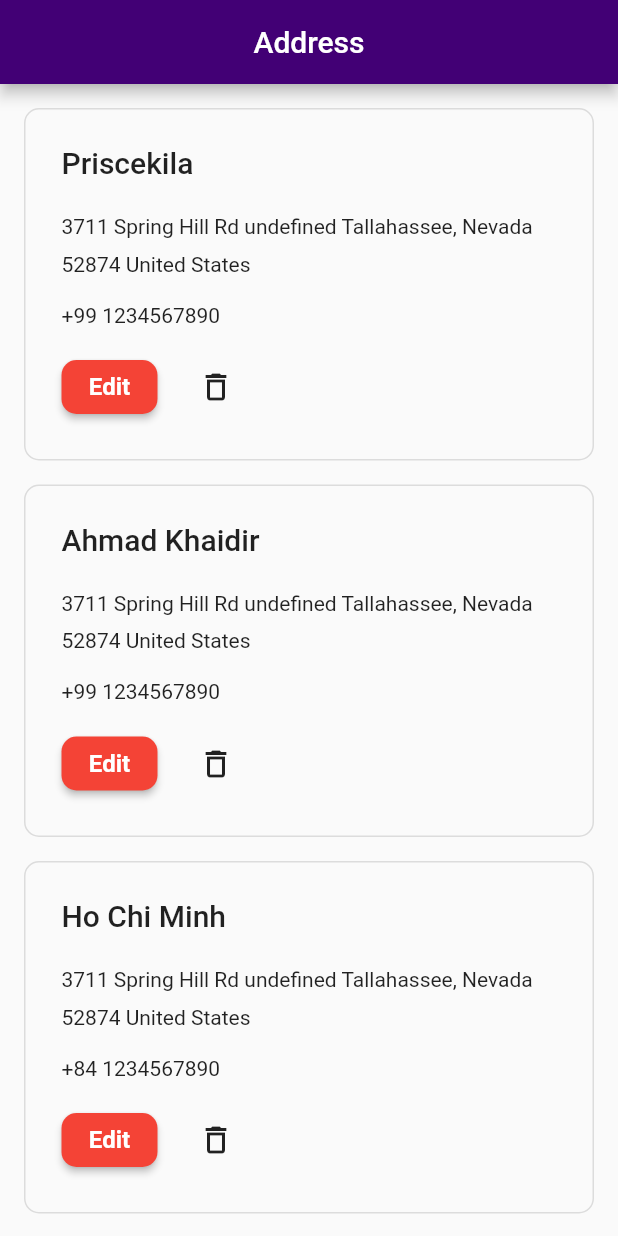
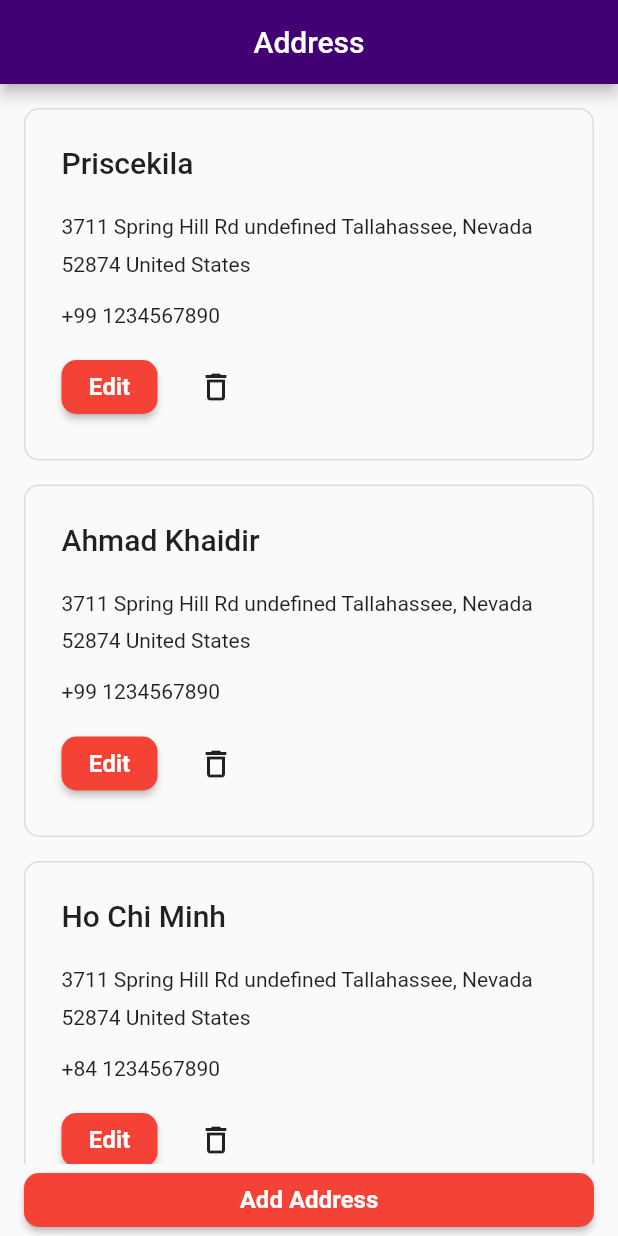
Before and after one commit to wewo-ecommerce/wewo, a Flutter app: the screen it shows after launch, on a phone screen of 412 x 824 dp. Run offline on Flutter 3.47's test engine with Material 2 defaults, Android fonts, the light colour scheme and no system bars; our stand-ins replace another_flushbar, cached_network_image, cloud_firestore, flutter_svg, get, get_storage and 2 more; missing offline and left inert: dart:ffi; accounts and stored records are empty; Roboto replaces fonts that are missing (Quicksand).

Commit message:
address edit,add

```diff
--- a/lib/app/data/models/address_model.dart
+++ b/lib/app/data/models/address_model.dart
@@ -1,13 +1,14 @@
 class AddressModel {
+  final String id;
   final String name;
   final String address;
   final String phone;
   final bool isDefault;
 
-  AddressModel({required this.name,required this.address,required this.phone,required this.isDefault});
+  AddressModel({required this.id, required this.name,required this.address,required this.phone,required this.isDefault});
 
   @override
   String toString() {
-    return 'AddressModel{name: $name, address: $address, phone: $phone, isDefault: $isDefault}';
+    return 'AddressModel{id: $id, name: $name, address: $address, phone: $phone, isDefault: $isDefault}';
   }
 }
--- /dev/null
+++ b/lib/app/modules/address/controllers/address_create_controller.dart
@@ -0,0 +1,4 @@
+import 'package:get/get.dart';
+class AddressCreateController extends GetxController{
+
+}
--- /dev/null
+++ b/lib/app/modules/address/controllers/address_edit_controller.dart
@@ -0,0 +1,6 @@
+import 'package:get/get.dart';
+class AddressEditController extends GetxController{
+  final String addressID;
+  AddressEditController(this.addressID);
+
+}
--- a/lib/app/modules/address/controllers/address_controller.dart
+++ b/lib/app/modules/address/controllers/address_list_controller.dart
@@ -1,7 +1,7 @@
 import 'package:get/get.dart';
 import 'package:new_wewo/app/data/models/address_model.dart';
 
-class AddressController extends GetxController {
+class AddressListController extends GetxController {
   RxList<AddressModel> addressList = <AddressModel>[].obs;
 
   @override
@@ -11,6 +11,7 @@ class AddressController extends GetxController {
     //Dummy data for test
     final List<AddressModel> dummyAddress = <AddressModel>[
       AddressModel(
+          id: '1',
           name: "Priscekila",
           address:
               "3711 Spring Hill Rd undefined Tallahassee, Nevada 52874 United States",
@@ -18,6 +19,7 @@ class AddressController extends GetxController {
           isDefault: true,
       ),
       AddressModel(
+        id: '2',
         name: "Ahmad Khaidir",
         address:
         "3711 Spring Hill Rd undefined Tallahassee, Nevada 52874 United States",
@@ -25,6 +27,7 @@ class AddressController extends GetxController {
         isDefault: true,
       ),
       AddressModel(
+        id: '3',
         name: "Ho Chi Minh",
         address:
         "3711 Spring Hill Rd undefined Tallahassee, Nevada 52874 United States",
--- /dev/null
+++ b/lib/app/modules/address/views/address_list.dart
@@ -0,0 +1,43 @@
+import 'package:flutter/material.dart';
+import 'package:get/get.dart';
+import 'package:new_wewo/app/modules/address/controllers/address_list_controller.dart';
+import 'package:new_wewo/app/modules/address/views/widgets/address_card.dart';
+import 'package:new_wewo/app/routes/app_pages.dart';
+
+class AddressListScreen extends GetView<AddressListController> {
+  const AddressListScreen({super.key});
+
+  @override
+  Widget build(BuildContext context) {
+    final controller = Get.put(AddressListController());
+    final indicatorHeight =  MediaQuery.of(context).viewPadding.bottom;
+    return Scaffold(
+      appBar: AppBar(
+        centerTitle: true,
+        title: const Text(
+          'Address',
+        ),
+      ),
+      bottomNavigationBar: Container(
+        color: Colors.transparent,
+        padding: const EdgeInsets.symmetric(horizontal: 16).copyWith(bottom: indicatorHeight),
+        width: double.infinity,
+        child: ElevatedButton(
+          onPressed: () => Get.toNamed(Routes.ADDRESS_CREATE),
+          child: Text("Add Address"),
+        ),
+      ),
+      body: ListView.separated(
+        padding: const EdgeInsets.all(16),
+        shrinkWrap: true,
+        itemBuilder: (context, index) {
+          return AddressCard(address: controller.addressList[index]);
+        },
+        separatorBuilder: (context, index) {
+          return const SizedBox(height: 16);
+        },
+        itemCount: controller.addressList.length,
+      ),
+    );
+  }
+}
--- a/lib/app/modules/address/views/address_view.dart
+++ /dev/null
@@ -1,33 +0,0 @@
-import 'package:flutter/material.dart';
-import 'package:get/get.dart';
-import 'package:new_wewo/app/modules/address/controllers/address_controller.dart';
-import 'package:new_wewo/app/modules/address/views/widgets/address_card.dart';
-
-
-class AddressView extends GetView<AddressController> {
-  const AddressView({super.key});
-
-  @override
-  Widget build(BuildContext context) {
-    final controller = Get.put(AddressController());
-    return Scaffold(
-      appBar: AppBar(
-        centerTitle: true,
-        title: const Text(
-          'Address',
-        ),
-      ),
-      body: ListView.separated(
-        padding: const EdgeInsets.all(16),
-        shrinkWrap: true,
-        itemBuilder: (context, index) {
-          return AddressCard(address:controller.addressList[index]);
-        },
-        separatorBuilder: (context, index) {
-          return const SizedBox(height: 16);
-        },
-        itemCount: controller.addressList.length,
-      ),
-    );
-  }
-}
--- a/lib/app/modules/address/views/widgets/address_card.dart
+++ b/lib/app/modules/address/views/widgets/address_card.dart
@@ -1,6 +1,7 @@
 import 'package:flutter/material.dart';
 import 'package:get/get.dart';
 import 'package:new_wewo/app/data/models/address_model.dart';
+import 'package:new_wewo/app/routes/app_pages.dart';
 
 class AddressCard extends StatefulWidget {
   final AddressModel address;
@@ -30,6 +31,7 @@ class _AddressCardState extends State<AddressCard> {
       onTap: () {},
       onTapDown: (_) => setCardClick.call(true),
       onTapUp: (_) => setCardClick.call(false),
+      onTapCancel: () => setCardClick.call(false),
       child: AnimatedContainer(
         duration: const Duration(microseconds: 500),
         decoration: BoxDecoration(
@@ -60,12 +62,12 @@ class _AddressCardState extends State<AddressCard> {
             Row(
               children: [
                 ElevatedButton(
-                  onPressed: () {},
+                  onPressed: () => Get.toNamed(Routes.ADDRESS_EDIT("0")),
                   child: const Text('Edit'),
                 ),
                 const SizedBox(width: 15),
                 IconButton(
-                    onPressed: () {},
+                   onPressed: (){},
                     icon: const Icon(Icons.delete_outline_outlined))
               ],
             )
--- a/lib/app/routes/app_pages.dart
+++ b/lib/app/routes/app_pages.dart
@@ -1,6 +1,8 @@
 import 'package:get/get.dart';
 import 'package:new_wewo/app/modules/address/bindings/address_binding.dart';
-import 'package:new_wewo/app/modules/address/views/address_view.dart';
+import 'package:new_wewo/app/modules/address/views/address_create.dart';
+import 'package:new_wewo/app/modules/address/views/address_edit.dart';
+import 'package:new_wewo/app/modules/address/views/address_list.dart';
 import 'package:new_wewo/app/modules/shopping_cart/bindings/shopping_cart_binding.dart';
 import 'package:new_wewo/app/modules/shopping_cart/views/shopping_cart_view.dart';
 import 'package:new_wewo/app/modules/store_view/bindings/store_view_binding.dart';
@@ -8,6 +10,7 @@ import 'package:new_wewo/app/modules/store_view/views/store_view.dart';
 
 import '../modules/home/bindings/home_binding.dart';
 import '../modules/home/views/home_view.dart';
+import 'app_parameters.dart';
 
 part 'app_routes.dart';
 
@@ -34,8 +37,19 @@ class AppPages {
     ),
     GetPage(
       name: _Paths.ADDRESS,
-      page: () => const AddressView(),
+      page: () => const AddressListScreen(),
       binding: AddressBinding(),
-    )
+      children: [
+        GetPage(
+            name: '/create',
+            page: () => const AddressCreateScreen(),
+        ),
+        GetPage(
+            name: '/edit',
+            page: () => const AddressEditScreen(),
+        ),
+      ]
+    ),
+
   ];
 }
--- /dev/null
+++ b/lib/app/routes/app_parameters.dart
@@ -0,0 +1,5 @@
+class Parameters {
+  const Parameters._();
+
+  static const String addressID = 'addressID';
+}
--- a/lib/app/routes/app_routes.dart
+++ b/lib/app/routes/app_routes.dart
@@ -7,12 +7,19 @@ abstract class Routes {
   static const SHOPPING_CART = _Paths.SHOPPING_CART;
   static const STORE_VIEW = _Paths.STORE_VIEW;
   static const ADDRESS = _Paths.ADDRESS;
+  //Address
+  static const ADDRESS_CREATE = ADDRESS + _Paths.ADDRESS_CREATE;
+  static String ADDRESS_EDIT(String addressID) => "$ADDRESS/${Parameters.addressID}";
 }
 
 abstract class _Paths {
   _Paths._();
+  //Common paths
   static const HOME = '/home';
   static const SHOPPING_CART = '/shopping_cart';
   static const STORE_VIEW = '/store_view';
+  //Address
   static const ADDRESS = '/address';
+  static const ADDRESS_CREATE = '/create';
+  static const ADDRESS_EDIT = '/edit/:${Parameters.addressID}';
 }
```
Also changed, not shown: lib/app/modules/address/bindings/address_binding.dart (+8 -5 lines), lib/app/modules/address/views/address_create.dart (added, +32 -0 lines), lib/app/modules/address/views/address_edit.dart (added, +33 -0 lines), lib/app/modules/address/views/widgets/address_field_with_label.dart (added, +28 -0 lines), lib/app/modules/address/views/widgets/address_form.dart (added, +62 -0 lines).
